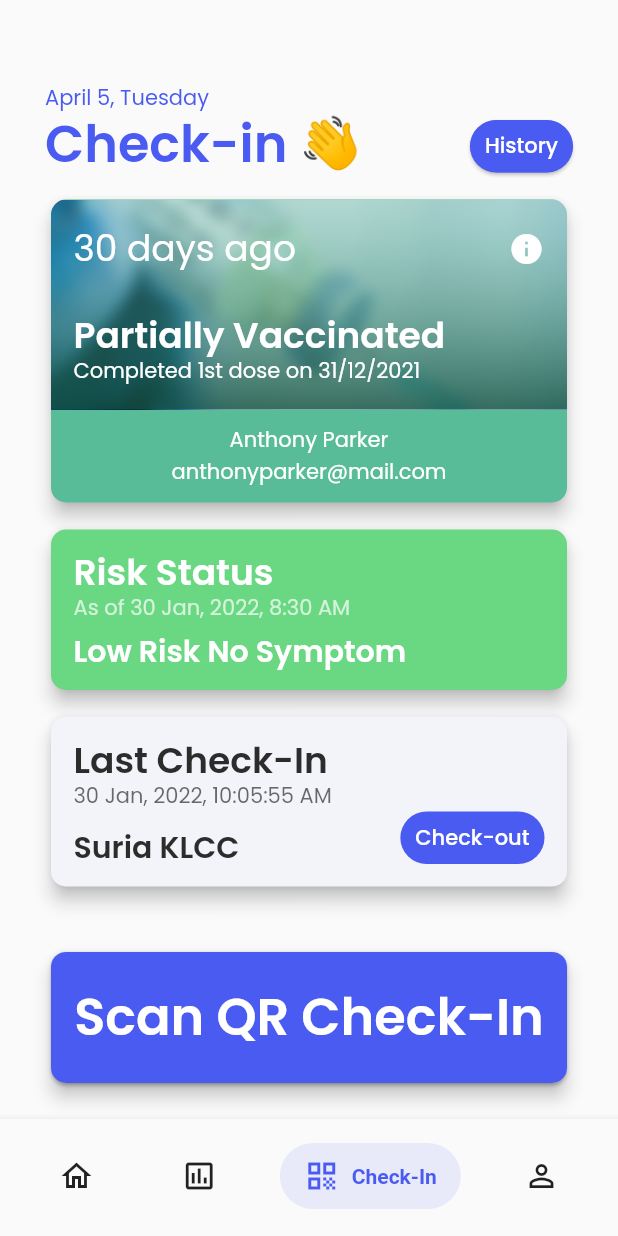
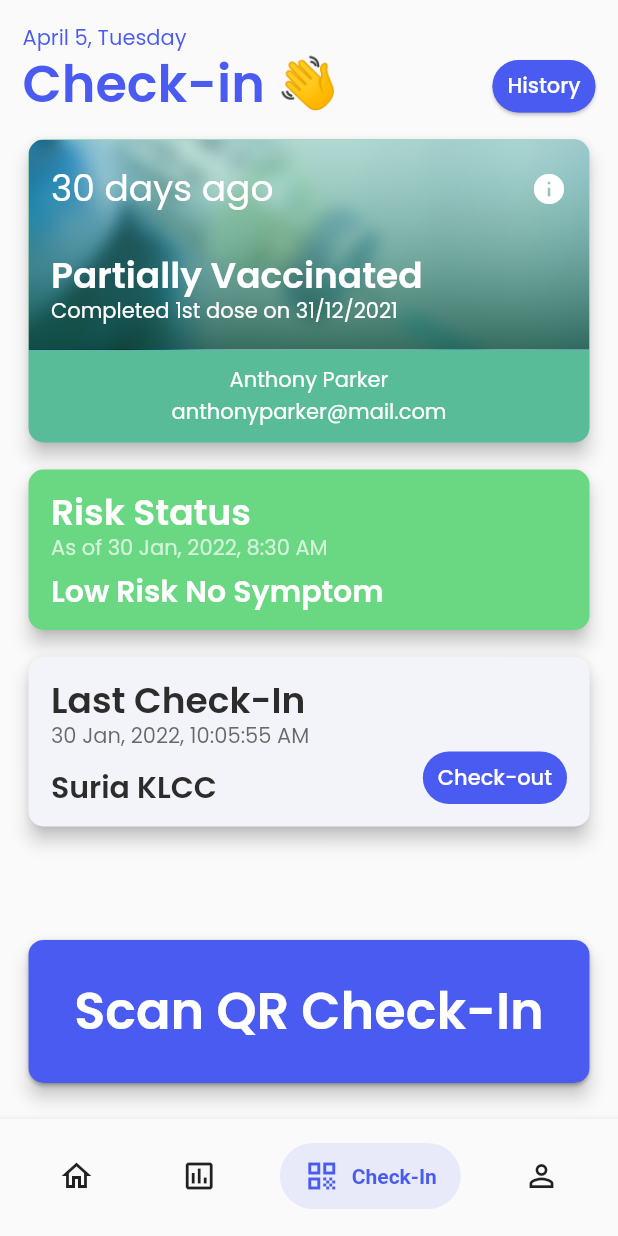
Before and after one commit to saifymatteo/MySejahtera-Plus, a Flutter app: the screen it shows after launch, on a phone screen of 412 x 824 dp. Run offline on Flutter 3.47's test engine with Material 2 defaults, Android fonts, the phone set to English and light mode, and no system bars; drawn by our look-alikes of salomon_bottom_bar; our stand-ins replace dropdown_button2, google_fonts, responsive_framework; missing offline and left inert: mobile_scanner.

Commit message:
moved safearea padding to padding widget

```diff
--- a/lib/main.dart
+++ b/lib/main.dart
@@ -36,7 +36,6 @@ class MyApp extends StatelessWidget {
         ],
       ),
       debugShowCheckedModeBanner: false,
-      // showPerformanceOverlay: true,
       title: 'MySejahtera Plus',
       // useInheritedMediaQuery: true,
       // locale: DevicePreview.locale(context),
@@ -75,7 +74,6 @@ class _MainComponentState extends State<MainComponent> {
             });
           },
         ),
-        minimum: const EdgeInsets.only(left: 15, right: 15, top: 40),
       ),
       bottomNavigationBar: Material(
         elevation: 5,
```
